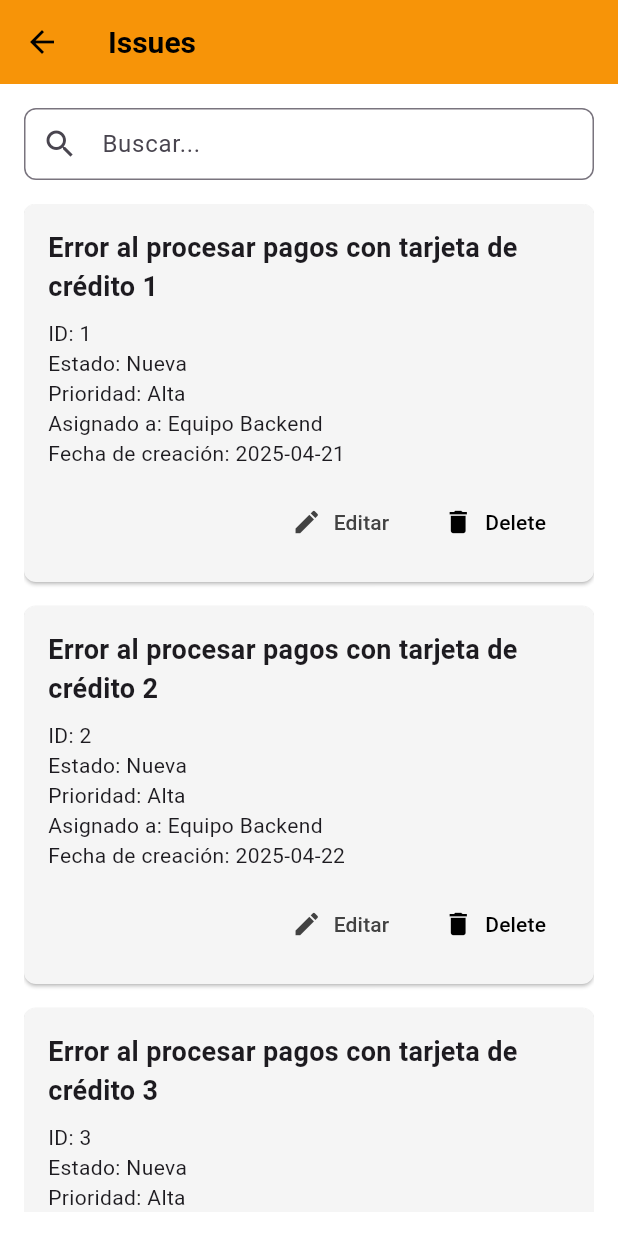
After one commit to FlowStack-S/managewise-mobileapp, a Flutter app: the IssuesPage screen opened directly, on a phone screen of 412 x 824 dp. The commit adds this screen. Run offline on Flutter 3.47's test engine with Material 3 defaults, Android fonts, the phone set to English and light mode, and no system bars; our stand-ins replace syncfusion_flutter_charts.

Commit message:
Issues page created

```diff
--- a/lib/features/home/presentation/drawer_menu.dart
+++ b/lib/features/home/presentation/drawer_menu.dart
@@ -2,6 +2,7 @@ import 'package:flutter/material.dart';
 import 'package:managewise_mobileproject/features/statistics/presentation/statistics_page.dart';
 import 'package:managewise_mobileproject/features/backlog/presentation/backlog_page.dart';
 import 'package:managewise_mobileproject/features/board/presentation/board_page.dart';
+import 'package:managewise_mobileproject/features/issues/presentation/issues_page.dart';
 
 class DrawerMenu extends StatelessWidget {
   const DrawerMenu({super.key});
@@ -19,7 +20,7 @@ class DrawerMenu extends StatelessWidget {
           _buildDrawerItem(context, Icons.bar_chart, 'Statistics', const StatisticsPage()),
           _buildDrawerItem(context, Icons.list_alt, 'Backlog', const BacklogPage()),
           _buildDrawerItem(context, Icons.view_kanban, 'Board', const BoardPage()),
-          //_buildDrawerItem(context, Icons.bug_report, 'Issues', const IssuesPage()),
+          _buildDrawerItem(context, Icons.bug_report, 'Issues', const IssuesPage()),
           //_buildDrawerItem(context, Icons.group, 'Members', const MembersPage()),
           //_buildDrawerItem(context, Icons.meeting_room, 'Meetings', const MeetingsPage()),
           //_buildDrawerItem(context, Icons.settings, 'Configuration', const ConfigurationPage()),
--- /dev/null
+++ b/lib/features/issues/presentation/issues_page.dart
@@ -0,0 +1,143 @@
+import 'package:flutter/material.dart';
+
+class IssuesPage extends StatefulWidget {
+  const IssuesPage({super.key});
+
+  @override
+  State<IssuesPage> createState() => _IssuesPageState();
+}
+
+class _IssuesPageState extends State<IssuesPage> {
+  final TextEditingController _searchController = TextEditingController();
+  List<Map<String, String>> _allIssues = List.generate(5, (i) => {
+    'title': 'Error al procesar pagos con tarjeta de crédito ${i + 1}',
+    'id': '${i + 1}',
+    'estado': 'Nueva',
+    'prioridad': 'Alta',
+    'asignado': 'Equipo Backend',
+    'fecha': '2025-04-2${i + 1}',
+  });
+  List<Map<String, String>> _filteredIssues = [];
+
+  @override
+  void initState() {
+    super.initState();
+    _filteredIssues = List.from(_allIssues);
+    _searchController.addListener(_onSearchChanged);
+  }
+
+  void _onSearchChanged() {
+    final query = _searchController.text.toLowerCase();
+    setState(() {
+      _filteredIssues = _allIssues
+          .where((issue) =>
+      issue['title']!.toLowerCase().contains(query) ||
+          issue['id']!.contains(query))
+          .toList();
+    });
+  }
+
+  @override
+  void dispose() {
+    _searchController.removeListener(_onSearchChanged);
+    _searchController.dispose();
+    super.dispose();
+  }
+
+  @override
+  Widget build(BuildContext context) {
+    return Scaffold(
+      appBar: AppBar(
+        title: const Text('Issues'),
+        backgroundColor: Colors.orange,
+      ),
+      body: Padding(
+        padding: const EdgeInsets.all(16.0),
+        child: Column(
+          children: [
+            // Barra de búsqueda
+            TextField(
+              controller: _searchController,
+              decoration: InputDecoration(
+                hintText: 'Buscar...',
+                prefixIcon: const Icon(Icons.search),
+                border: OutlineInputBorder(
+                  borderRadius: BorderRadius.circular(8),
+                ),
+                contentPadding: const EdgeInsets.symmetric(vertical: 0, horizontal: 12),
+              ),
+            ),
+            const SizedBox(height: 16),
+            // Lista de issues
+            Expanded(
+              child: _filteredIssues.isEmpty
+                  ? const Center(child: Text('No se encontraron issues.'))
+                  : ListView.builder(
+                itemCount: _filteredIssues.length,
+                itemBuilder: (context, index) {
+                  final issue = _filteredIssues[index];
+                  return Card(
+                    margin: const EdgeInsets.only(bottom: 16),
+                    shape: RoundedRectangleBorder(
+                      borderRadius: BorderRadius.circular(8),
+                    ),
+                    color: Colors.grey[100],
+                    child: Padding(
+                      padding: const EdgeInsets.all(16.0),
+                      child: Column(
+                        crossAxisAlignment: CrossAxisAlignment.start,
+                        children: [
+                          // Título
+                          Text(
+                            issue['title']!,
+                            style: const TextStyle(
+                                fontSize: 18, fontWeight: FontWeight.bold),
+                          ),
+                          const SizedBox(height: 8),
+                          // Detalles
+                          Text('ID: ${issue['id']}'),
+                          Text('Estado: ${issue['estado']}'),
+                          Text('Prioridad: ${issue['prioridad']}'),
+                          Text('Asignado a: ${issue['asignado']}'),
+                          Text('Fecha de creación: ${issue['fecha']}'),
+                          const SizedBox(height: 12),
+                          // Botones
+                          Row(
+                            mainAxisAlignment: MainAxisAlignment.end,
+                            children: [
+                              TextButton.icon(
+                                onPressed: () {
+                                  // editar acción
+                                },
+                                icon: const Icon(Icons.edit, size: 20),
+                                label: const Text('Editar'),
+                                style: TextButton.styleFrom(
+                                  foregroundColor: Colors.grey[800],
+                                ),
+                              ),
+                              const SizedBox(width: 8),
+                              TextButton.icon(
+                                onPressed: () {
+                                  // borrar acción
+                                },
+                                icon: const Icon(Icons.delete, size: 20),
+                                label: const Text('Delete'),
+                                style: TextButton.styleFrom(
+                                  foregroundColor: Colors.black,
+                                ),
+                              ),
+                            ],
+                          ),
+                        ],
+                      ),
+                    ),
+                  );
+                },
+              ),
+            ),
+          ],
+        ),
+      ),
+    );
+  }
+}
```
Also changed, not shown: 4 other files.
